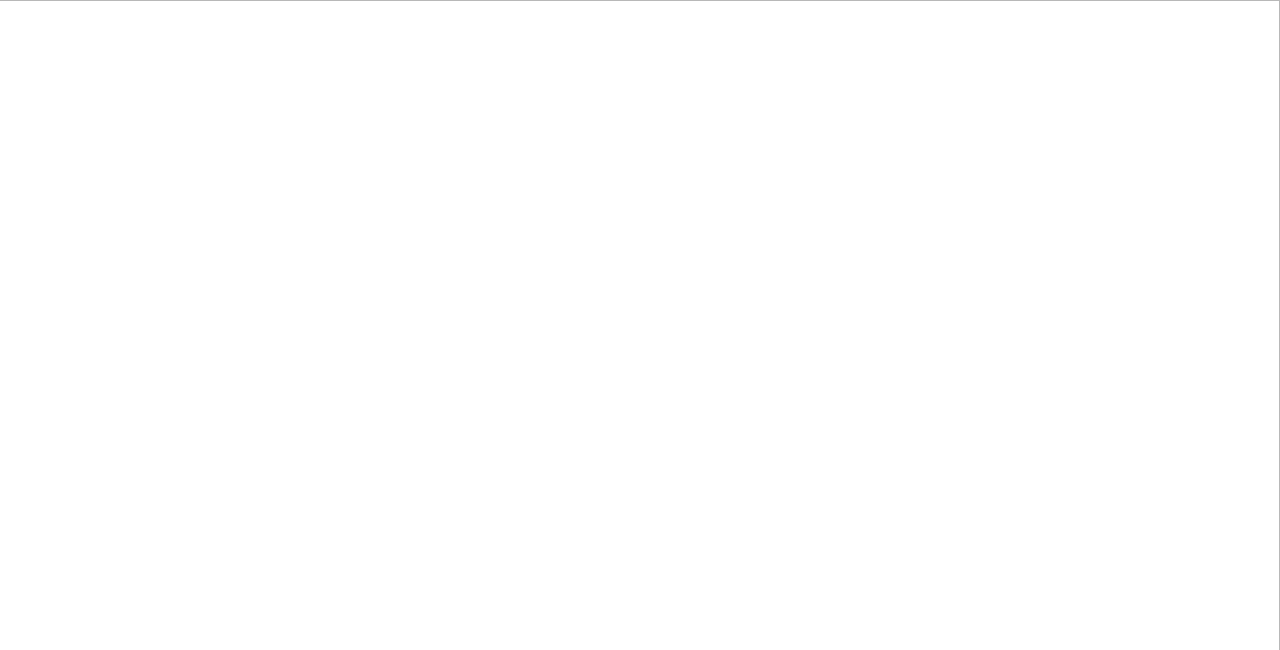
First picture: the form in proyecto_final/interfaz.ui, repository SamuelRuizVargas/Proyecto-Final, before the edit.
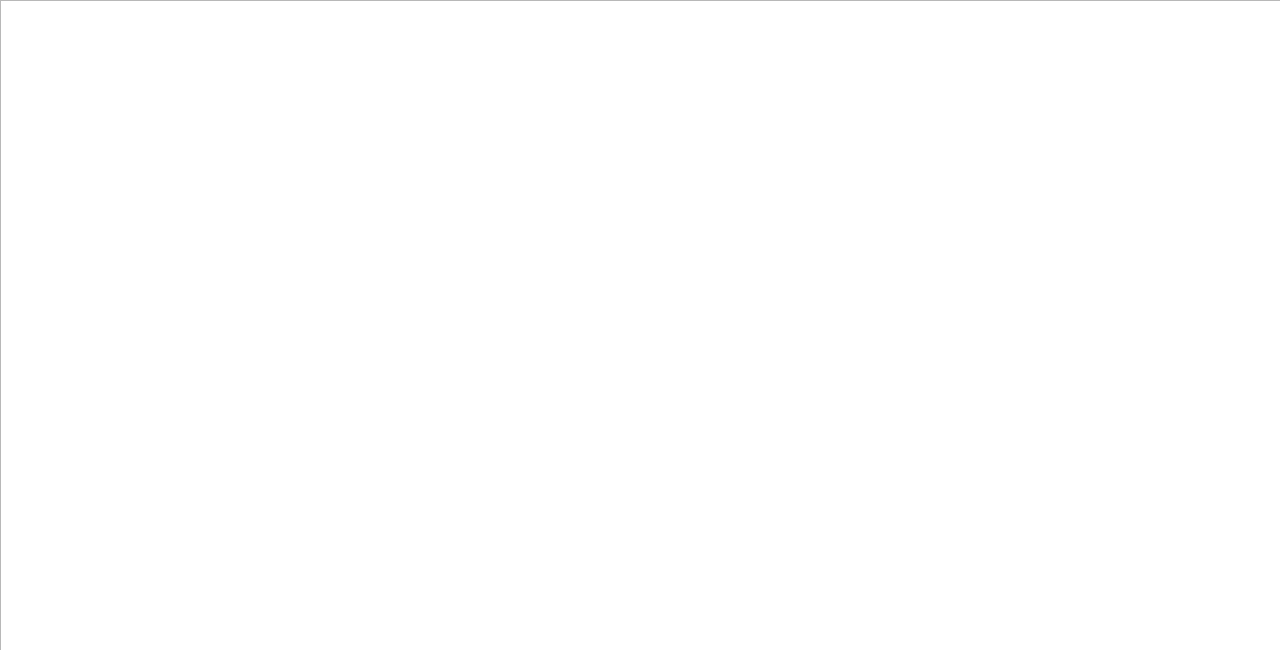
Second picture: the form after the edit. Icons and pictures are not drawn.

Commit message: Se agrego la tipografía y cambios en las interfaces.

What changed in the file:
```diff
--- a/proyecto_final/interfaz.ui
+++ b/proyecto_final/interfaz.ui
@@ -33,7 +33,7 @@
    <widget class="QGraphicsView" name="graphicsView">
     <property name="geometry">
      <rect>
-      <x>-1</x>
+      <x>0</x>
       <y>0</y>
       <width>1281</width>
       <height>651</height>
```
The commit also changes 3 other files.
